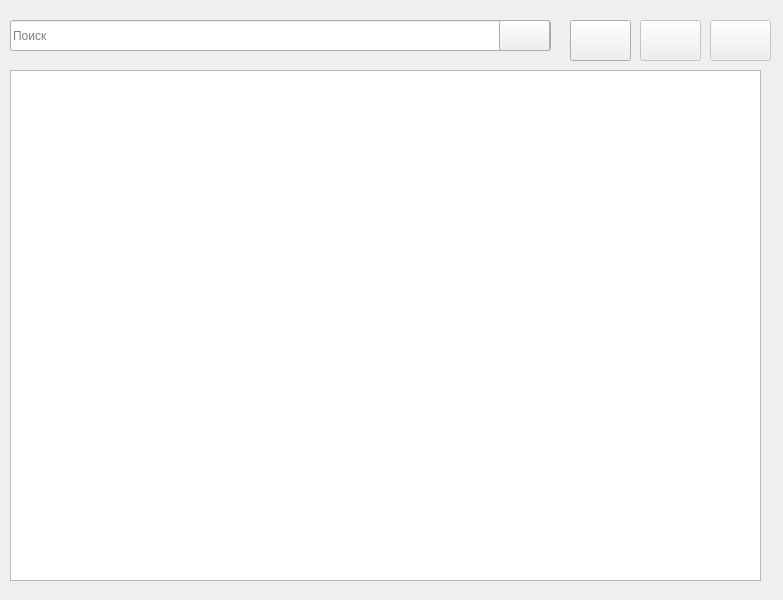
f1xgun/MMCS, file Lab_1/homewindow.ui: the form before one commit.
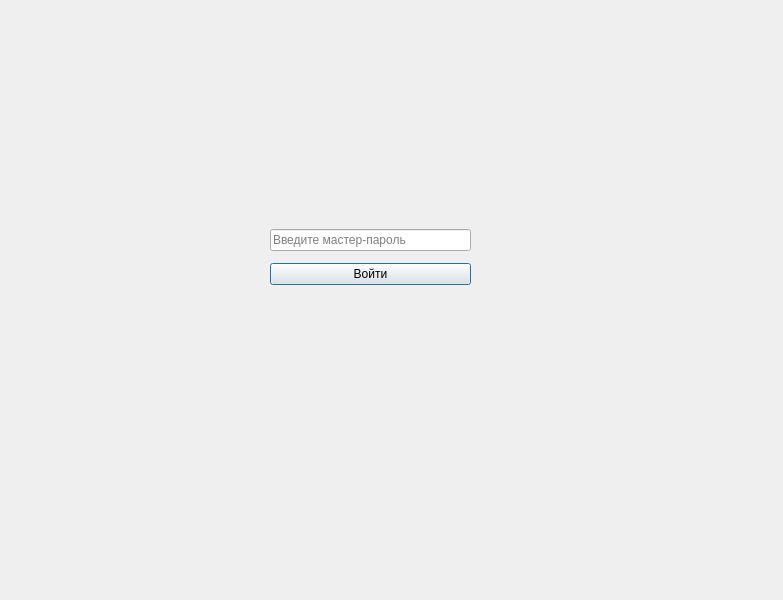
The form after the commit. Icons and pictures are not drawn.

Commit message: migrate to stacked widget, add feat create and delete record

```diff
--- a/Lab_1/homewindow.ui
+++ b/Lab_1/homewindow.ui
@@ -22,20 +22,114 @@
   <property name="windowTitle">
    <string>Pass Manager</string>
   </property>
-  <widget class="QLineEdit" name="search_input">
+  <widget class="QStackedWidget" name="stackedWidget">
    <property name="geometry">
     <rect>
-     <x>10</x>
-     <y>20</y>
-     <width>541</width>
-     <height>31</height>
+     <x>-10</x>
+     <y>0</y>
+     <width>791</width>
+     <height>611</height>
     </rect>
    </property>
-   <property name="autoFillBackground">
-    <bool>false</bool>
+   <property name="currentIndex">
+    <number>0</number>
+   </property>
+   <widget class="QWidget" name="page">
+    <widget class="QWidget" name="verticalLayoutWidget">
+     <property name="geometry">
+      <rect>
+       <x>280</x>
+       <y>220</y>
+       <width>201</width>
+       <height>101</height>
+      </rect>
+     </property>
+     <layout class="QVBoxLayout" name="verticalLayout">
+      <property name="spacing">
+       <number>3</number>
+      </property>
+      <item>
+       <widget class="QLineEdit" name="password_input">
+        <property name="echoMode">
+         <enum>QLineEdit::Password</enum>
    </property>
    <property name="placeholderText">
-    <string>Поиск</string>
+         <string>Введите мастер-пароль</string>
+        </property>
+       </widget>
+      </item>
+      <item>
+       <widget class="QPushButton" name="login_button">
+        <property name="text">
+         <string>Войти</string>
+        </property>
+       </widget>
+      </item>
+      <item>
+       <widget class="QLabel" name="error_text">
+        <property name="sizePolicy">
+         <sizepolicy hsizetype="Preferred" vsizetype="Fixed">
+          <horstretch>0</horstretch>
+          <verstretch>0</verstretch>
+         </sizepolicy>
+        </property>
+        <property name="text">
+         <string/>
+        </property>
+       </widget>
+      </item>
+     </layout>
+    </widget>
+   </widget>
+   <widget class="QWidget" name="page_2">
+    <widget class="QPushButton" name="copy_record_button">
+     <property name="enabled">
+      <bool>false</bool>
+     </property>
+     <property name="geometry">
+      <rect>
+       <x>720</x>
+       <y>10</y>
+       <width>61</width>
+       <height>41</height>
+      </rect>
+     </property>
+     <property name="font">
+      <font>
+       <pointsize>40</pointsize>
+      </font>
+     </property>
+     <property name="cursor">
+      <cursorShape>PointingHandCursor</cursorShape>
+     </property>
+     <property name="toolTip">
+      <string>Скопировать данные</string>
+     </property>
+     <property name="text">
+      <string/>
+     </property>
+     <property name="icon">
+      <iconset>
+       <normaloff>copy_icon.svg</normaloff>copy_icon.svg</iconset>
+     </property>
+     <property name="iconSize">
+      <size>
+       <width>48</width>
+       <height>48</height>
+      </size>
+     </property>
+     <property name="checkable">
+      <bool>false</bool>
+     </property>
+    </widget>
+    <widget class="QListWidget" name="records_widget">
+     <property name="geometry">
+      <rect>
+       <x>20</x>
+       <y>60</y>
+       <width>751</width>
+       <height>511</height>
+      </rect>
    </property>
   </widget>
   <widget class="QPushButton" name="delete_record_button">
@@ -44,8 +138,8 @@
    </property>
    <property name="geometry">
     <rect>
-     <x>640</x>
-     <y>20</y>
+       <x>650</x>
+       <y>10</y>
      <width>61</width>
      <height>41</height>
     </rect>
@@ -84,8 +178,8 @@
    </property>
    <property name="geometry">
     <rect>
-     <x>570</x>
-     <y>20</y>
+       <x>580</x>
+       <y>10</y>
      <width>61</width>
      <height>41</height>
     </rect>
@@ -118,51 +212,24 @@
     <bool>false</bool>
    </property>
   </widget>
-  <widget class="QPushButton" name="copy_record_button">
-   <property name="enabled">
-    <bool>false</bool>
-   </property>
+    <widget class="QLineEdit" name="search_input">
    <property name="geometry">
     <rect>
-     <x>710</x>
-     <y>20</y>
-     <width>61</width>
-     <height>41</height>
-    </rect>
-   </property>
-   <property name="font">
-    <font>
-     <pointsize>40</pointsize>
-    </font>
-   </property>
-   <property name="cursor">
-    <cursorShape>PointingHandCursor</cursorShape>
-   </property>
-   <property name="toolTip">
-    <string>Скопировать данные</string>
-   </property>
-   <property name="text">
-    <string/>
-   </property>
-   <property name="icon">
-    <iconset>
-     <normaloff>copy_icon.svg</normaloff>copy_icon.svg</iconset>
-   </property>
-   <property name="iconSize">
-    <size>
-     <width>48</width>
-     <height>48</height>
-    </size>
-   </property>
-   <property name="checkable">
+       <x>20</x>
+       <y>10</y>
+       <width>541</width>
+       <height>31</height>
+      </rect>
+     </property>
+     <property name="autoFillBackground">
     <bool>false</bool>
    </property>
   </widget>
   <widget class="QPushButton" name="search_button">
    <property name="geometry">
     <rect>
-     <x>499</x>
-     <y>20</y>
+       <x>509</x>
+       <y>10</y>
      <width>51</width>
      <height>31</height>
     </rect>
@@ -184,15 +251,7 @@
     </size>
    </property>
   </widget>
-  <widget class="QListWidget" name="records_widget">
-   <property name="geometry">
-    <rect>
-     <x>10</x>
-     <y>70</y>
-     <width>751</width>
-     <height>511</height>
-    </rect>
-   </property>
+   </widget>
   </widget>
  </widget>
  <resources/>
```
Left out of the diff: 3 changed lines with no effect on the pictures. Lines whose indentation alone changed are shown as unchanged. The commit also changes 11 other files.
